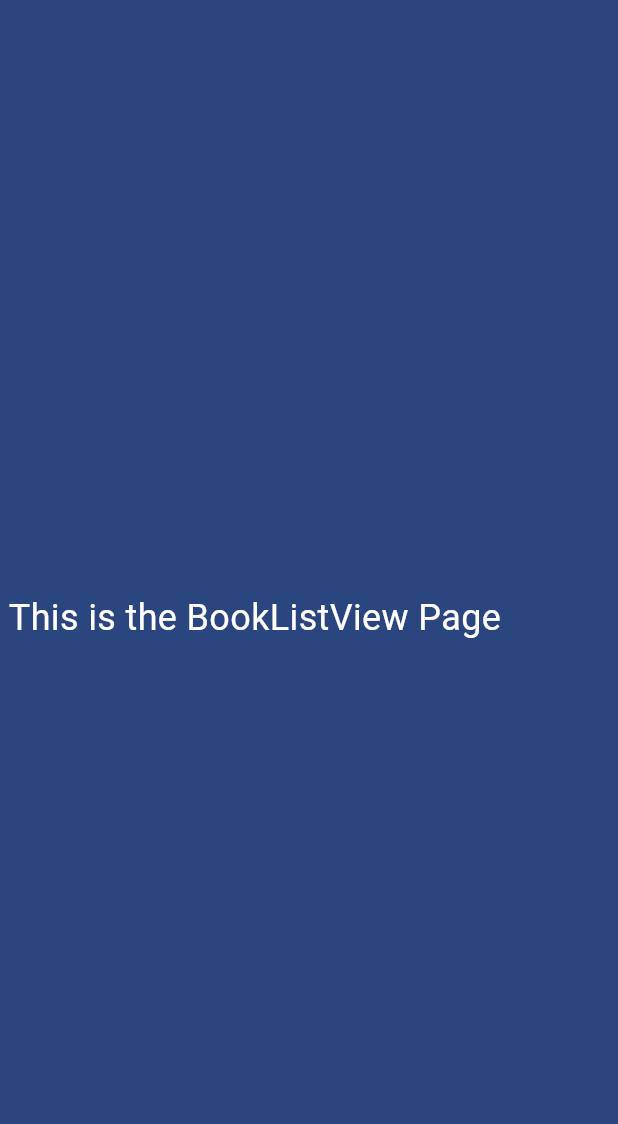
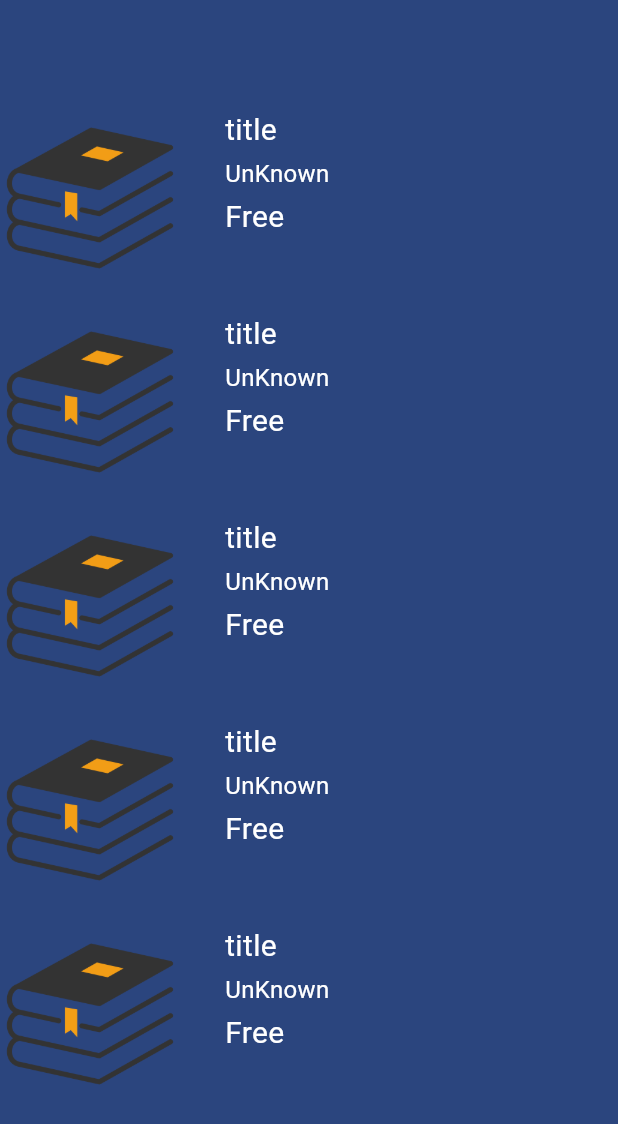
Before and after one commit to ammar74/ebook_task, a Flutter app: the BooksListViewPage screen opened by its route, on a phone screen of 412 x 824 dp. Shown: the top 1124 px of the screen. Run offline on Flutter 3.47's test engine with Material 3 defaults, Android fonts, the phone set to English and light mode, and no system bars; our stand-ins replace cached_network_image, cloud_firestore, firebase_auth, firebase_core, modal_progress_hud_nsn; accounts and stored records are empty.

Commit message:
add bookListView Ui

```diff
--- a/lib/core/utils/constants.dart
+++ b/lib/core/utils/constants.dart
@@ -2,3 +2,4 @@ import 'package:flutter/material.dart';
 
 const Color kPrimaryColor = Color(0xff2B457E);
 const kLogo = 'assets/images/book.png';
+const kCover = 'assets/images/book.png';
--- a/lib/features/book_management/presentation/pages/books_listView.dart
+++ b/lib/features/book_management/presentation/pages/books_listView.dart
@@ -1,11 +1,17 @@
 import 'package:ebook_task/core/utils/constants.dart';
+import 'package:ebook_task/features/book_management/presentation/widgets/books_listview_body.dart';
 import 'package:flutter/material.dart';
 
-class BooksListViewPage extends StatelessWidget {
+class BooksListViewPage extends StatefulWidget {
   const BooksListViewPage({super.key});
 
   static String id = 'BooksListViewScreen';
 
+  @override
+  State<BooksListViewPage> createState() => _BooksListViewPageState();
+}
+
+class _BooksListViewPageState extends State<BooksListViewPage> {
   @override
   Widget build(BuildContext context) {
     return const Scaffold(
@@ -13,10 +19,7 @@ class BooksListViewPage extends StatelessWidget {
       body: Column(
         mainAxisAlignment: MainAxisAlignment.center,
         children: [
-          Text(
-            ' This is the BookListView Page ',
-            style: TextStyle(color: Colors.white, fontSize: 24),
-          )
+          BooksListViewBody(),
         ],
       ),
     );
--- /dev/null
+++ b/lib/features/book_management/presentation/widgets/books_listview_body.dart
@@ -0,0 +1,23 @@
+import 'package:ebook_task/features/book_management/presentation/widgets/books_listview_item.dart';
+import 'package:flutter/material.dart';
+
+class BooksListViewBody extends StatefulWidget {
+  const BooksListViewBody({super.key});
+
+  @override
+  State<BooksListViewBody> createState() => _BooksListViewBodyState();
+}
+
+class _BooksListViewBodyState extends State<BooksListViewBody> {
+  @override
+  Widget build(BuildContext context) {
+    return ListView.builder(
+      shrinkWrap: true,
+      physics: const NeverScrollableScrollPhysics(),
+      itemCount: 5,
+      itemBuilder: (context, index) {
+        return const BooksListViewItem();
+      },
+    );
+  }
+}
--- /dev/null
+++ b/lib/features/book_management/presentation/widgets/books_listview_item.dart
@@ -0,0 +1,68 @@
+import 'package:ebook_task/core/utils/constants.dart';
+import 'package:flutter/material.dart';
+
+class BooksListViewItem extends StatelessWidget {
+  const BooksListViewItem({super.key});
+
+  @override
+  Widget build(BuildContext context) {
+    return Padding(
+      padding: const EdgeInsets.only(bottom: 16.0),
+      child: GestureDetector(
+        onTap: () {},
+        child: SizedBox(
+          height: 120,
+          child: Row(
+            children: [
+              Image.asset(kCover),
+              const SizedBox(
+                width: 30,
+              ),
+              Column(
+                crossAxisAlignment: CrossAxisAlignment.start,
+                children: [
+                  SizedBox(
+                    width: MediaQuery.of(context).size.width * .5,
+                    child: const Text(
+                      'title',
+                      maxLines: 2,
+                      // دة عشان لو الاسم زاد اوي  ف يعمل 3 نقط ف الاخر
+                      overflow: TextOverflow.ellipsis,
+                      style: TextStyle(fontSize: 20, color: Colors.white),
+                    ),
+                  ),
+                  const SizedBox(
+                    height: 3,
+                  ),
+                  SizedBox(
+                    width: MediaQuery.of(context).size.width * .5,
+                    child: const Text(
+                      'UnKnown ',
+                      maxLines: 1,
+                      overflow: TextOverflow.ellipsis,
+                      style: TextStyle(fontSize: 16, color: Colors.white),
+                    ),
+                  ),
+                  const SizedBox(
+                    height: 3,
+                  ),
+                  const Row(
+                    children: [
+                      Text(
+                        'Free',
+                        style: TextStyle(fontSize: 20, color: Colors.white),
+                      ),
+                      SizedBox(
+                        width: 48,
+                      ),
+                    ],
+                  )
+                ],
+              )
+            ],
+          ),
+        ),
+      ),
+    );
+  }
+}
--- a/lib/main.dart
+++ b/lib/main.dart
@@ -27,10 +27,10 @@ class EbookApp extends StatelessWidget {
         LoginPage.id: (context) => const LoginPage(),
         RegisterPage.id: (context) => const RegisterPage(),
         BooksListViewPage.id: (context) => const BooksListViewPage(),
-        HomeScreen.id: (context) => const HomeScreen(),
+        // HomeScreen.id: (context) => const HomeScreen(),
         AdminPage.id: (context) => const AdminPage(),
       },
-      initialRoute: HomeScreen.id,
+      initialRoute: LoginPage.id,
     );
   }
 }
```
Also changed, not shown: lib/features/book_management/presentation/widgets/custom_book_image.dart (+29 -0 lines), pubspec.yaml (+7 -9 lines), lib/features/book_management/presentation/pages/books_listview_body.dart (deleted), lib/features/book_management/presentation/widgets/book_tile.dart (deleted), lib/features/book_management/presentation/widgets/custom_icon.dart (deleted), pubspec.lock, 1 other file.
